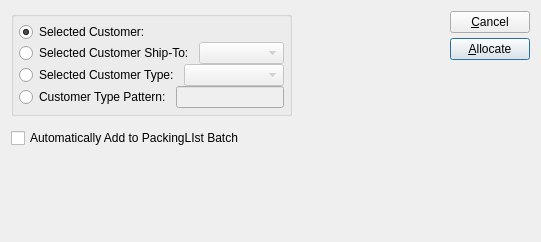
Old version of the form guiclient/allocateReservations.ui in the repository Pegasus-RPG/xtuple-client.
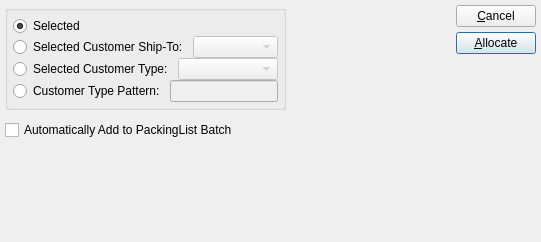
New version of the form. Custom widgets are drawn as their Qt base class.

```diff
--- a/guiclient/allocateReservations.ui
+++ b/guiclient/allocateReservations.ui
@@ -64,7 +64,7 @@
             <item>
              <widget class="QRadioButton" name="_selectedCustomer" >
               <property name="text" >
-               <string>Selected Customer:</string>
+               <string>Selected </string>
               </property>
               <property name="checked" >
                <bool>true</bool>
@@ -239,7 +239,7 @@
        <item>
         <widget class="QCheckBox" name="_addPackingList" >
          <property name="text" >
-          <string>Automatically Add to PackingLIst Batch</string>
+          <string>Automatically Add to PackingList Batch</string>
          </property>
         </widget>
        </item>
@@ -353,7 +353,7 @@
    </item>
   </layout>
  </widget>
- <layoutdefault spacing="6" margin="11" />
+ <layoutdefault spacing="5" margin="5" />
  <pixmapfunction>qPixmapFromMimeSource</pixmapfunction>
  <customwidgets>
   <customwidget>
```
